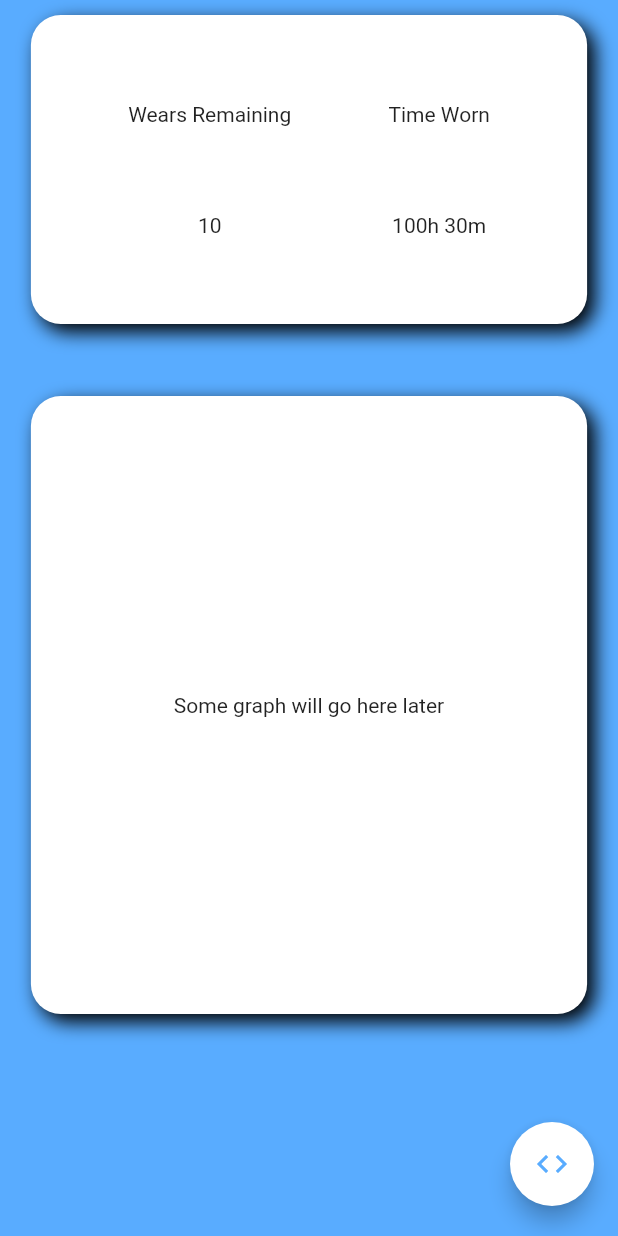
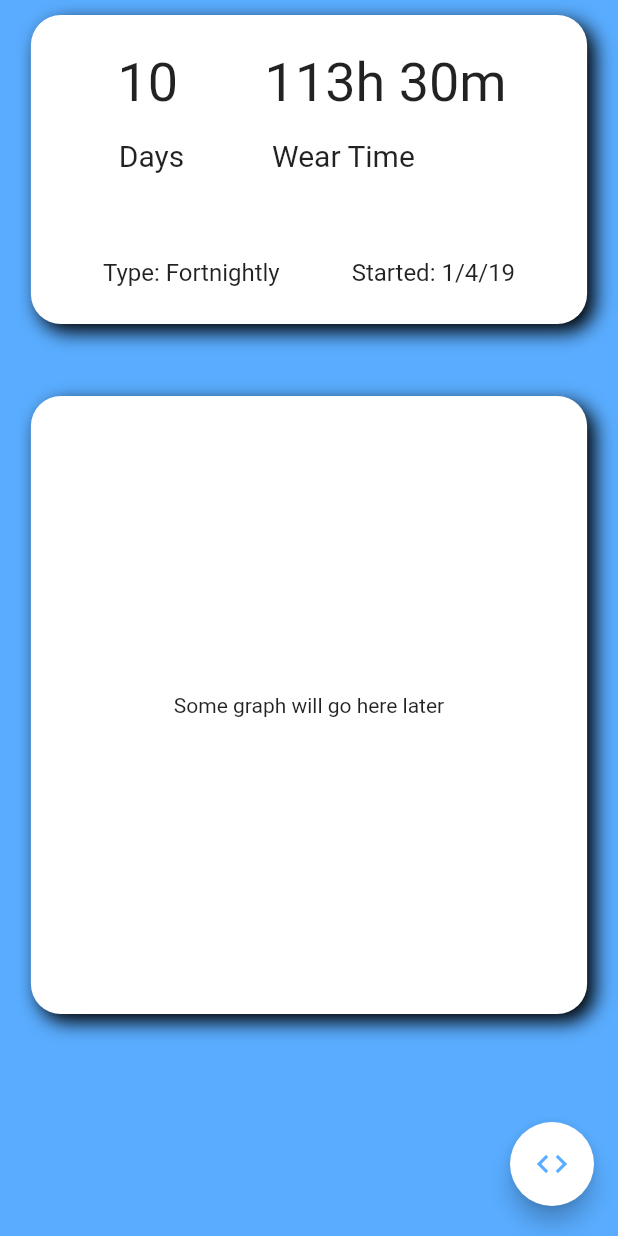
Before and after one commit to shaunsewell/lens-tracker, a Flutter app: the screen it shows after launch, on a phone screen of 412 x 824 dp. Run offline on Flutter 3.47's test engine with Material 2 defaults, Android fonts, the phone set to English and light mode, and no system bars; Roboto replaces fonts that are missing (Hind).

Commit message:
Designed basic layout for lense data

```diff
--- a/lib/screens/home.dart
+++ b/lib/screens/home.dart
@@ -6,12 +6,7 @@ class HomePage extends StatelessWidget {
   @override
   Widget build(BuildContext context) {
     return Scaffold(
-      // appBar: AppBar(
-      //   title: Text("Lense Tracker"),
-      //   backgroundColor: Color.fromRGBO(89, 172, 255, 1),
-
-      // ),
-      backgroundColor: Color.fromRGBO(89, 172, 255, 1),
+      //backgroundColor: Color.fromRGBO(89, 172, 255, 1),
       body: SafeArea(
         child: Padding(
           padding: const EdgeInsets.only(top: 10,bottom: 1),
--- a/lib/widgets/fab_menu.dart
+++ b/lib/widgets/fab_menu.dart
@@ -23,7 +23,7 @@ class FabMenuState extends State<FabMenu> with TickerProviderStateMixin {
     super.initState();
     _controller = AnimationController(
       vsync: this,
-      duration: const Duration(milliseconds: 500),
+      duration: const Duration(milliseconds: 350),
     );
   }
 
--- a/lib/widgets/lense_data.dart
+++ b/lib/widgets/lense_data.dart
@@ -4,25 +4,79 @@ class LenseData extends StatelessWidget {
   @override
   Widget build(BuildContext context) {
     return Container(
-      child: Row(
+      child: Column(
+        mainAxisAlignment: MainAxisAlignment.spaceEvenly,
+        children: <Widget>[
+          buildTimeRow(),
+          SizedBox(height: 8),
+          buildInfoRow()
+        ]
+      )
+    );
+  }
+
+  Row buildInfoRow() {
+    return Row(
+      mainAxisAlignment: MainAxisAlignment.spaceEvenly,
+      children: <Widget>[
+        Text("Type: Fortnightly",
+          style: TextStyle(
+            fontSize: 16
+          ),
+        ),
+        Text("Started: 1/4/19",
+          style: TextStyle(
+            fontSize: 16
+          ),
+        )
+      ],
+    );
+  }
+
+  Row buildTimeRow() {
+    return Row(
       mainAxisAlignment: MainAxisAlignment.spaceEvenly,
       children: [
         Column(
-            mainAxisAlignment: MainAxisAlignment.spaceEvenly,
           children: <Widget>[
-              Text("Wears Remaining"),
-              Text("10")
+            Text(
+              "10",
+              style: TextStyle(
+                fontSize: 36,
+              ),
+            ),
+            SizedBox(
+              height: 16,
+            ),
+            Text(
+              " Days",
+              style: TextStyle(
+                fontSize: 20,
+              ),
+            ),
           ],
         ),
         Column(
-            mainAxisAlignment: MainAxisAlignment.spaceEvenly,
+          crossAxisAlignment: CrossAxisAlignment.start,
           children: <Widget>[
-              Text("Time Worn"),
-              Text("100h 30m")
+            Text(
+              "113h 30m",
+              style: TextStyle(
+                fontSize: 36,
+              ),
+            ),
+            SizedBox(
+              height: 16,
+            ),
+            Text(
+              " Wear Time",
+              style: TextStyle(
+                fontSize: 20,
+              ),
+            ),
           ],
-          )
+        ),
       ],
-      )
     );
   }
 }
```
Also changed, not shown: lib/models/lense.dart (+8 -0 lines), lib/old files/fab_list.dart (added, +88 -0 lines), lib/widgets/fab_list.dart (deleted, +0 -88 lines), 1 other file. Lines whose indentation alone changed are shown as unchanged.
